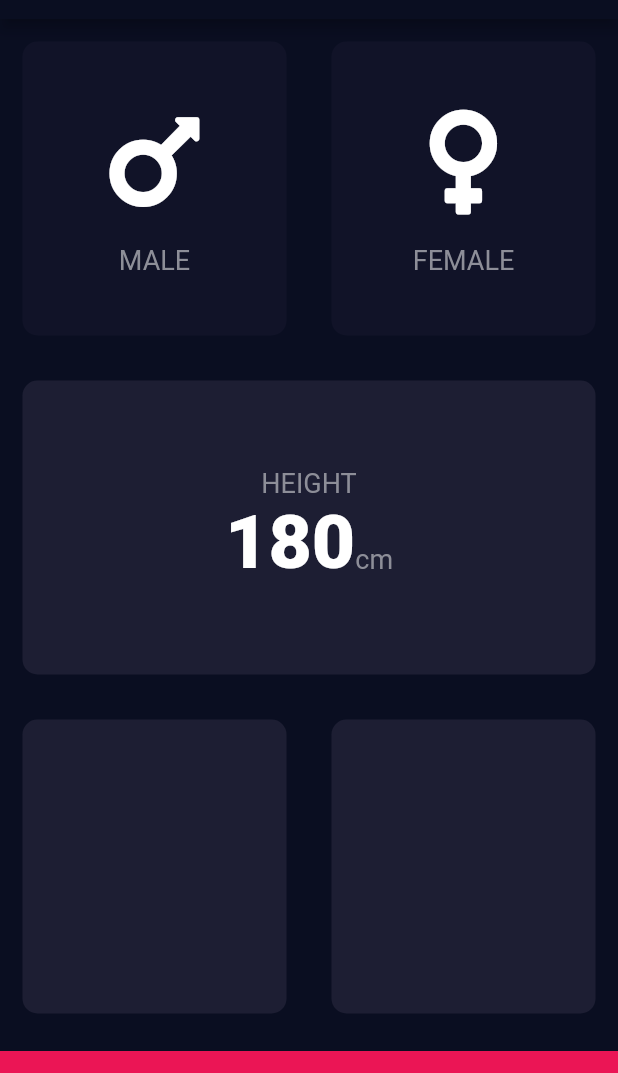
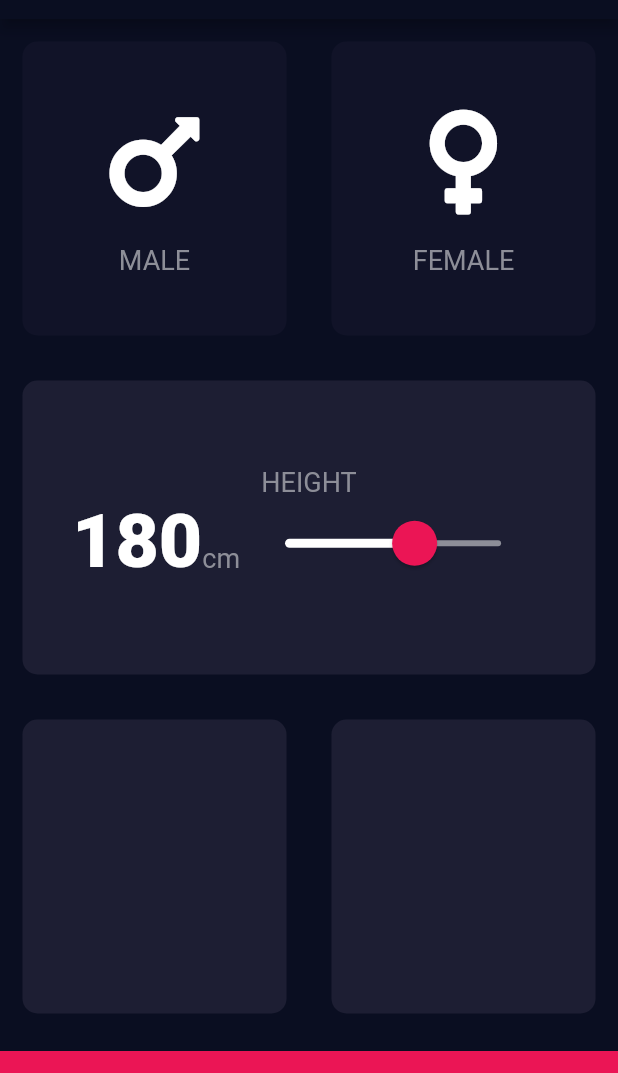
Before and after one commit to ikuma-hiroyuki/bmi_calclator, a Flutter app: the screen it shows after launch, on a phone screen of 412 x 824 dp, the part 65-1138 px from its top. Run offline on Flutter 3.47's test engine with Material 2 defaults, Android fonts, the phone set to English and light mode, and no system bars; our stand-ins replace font_awesome_flutter.

Commit message:
スライダーの追加

```diff
--- a/lib/input_page.dart
+++ b/lib/input_page.dart
@@ -14,6 +14,7 @@ class InputPage extends StatefulWidget {
 
 class _InputPageState extends State<InputPage> {
   Gender selectedGender;
+  int height = 180;
 
   @override
   Widget build(BuildContext context) {
@@ -79,13 +80,32 @@ class _InputPageState extends State<InputPage> {
                   textBaseline: TextBaseline.alphabetic,
                   children: <Widget>[
                     Text(
-                      '180',
+                      height.toString(),
                       style: kNumberTextStyle,
                     ),
                     Text(
                       'cm',
                       style: kLabelTextStyle,
                     ),
+                    SliderTheme(
+                      data: SliderTheme.of(context).copyWith(
+                          inactiveTrackColor: Color(0xFF8D8E98),
+                          activeTrackColor: Colors.white,
+                          thumbColor: Color(0xFFEB1555),
+                          overlayColor: Color(0x29EB1555),
+                          thumbShape: RoundSliderThumbShape(enabledThumbRadius: 15.0),
+                          overlayShape: RoundSliderOverlayShape(overlayRadius: 30.0)),
+                      child: Slider(
+                        value: height.toDouble(),
+                        min: 120.0,
+                        max: 220.0,
+                        onChanged: (double newValue) {
+                          setState(() {
+                            height = newValue.round();
+                          });
+                        },
+                      ),
+                    )
                   ],
                 )
               ],
```
